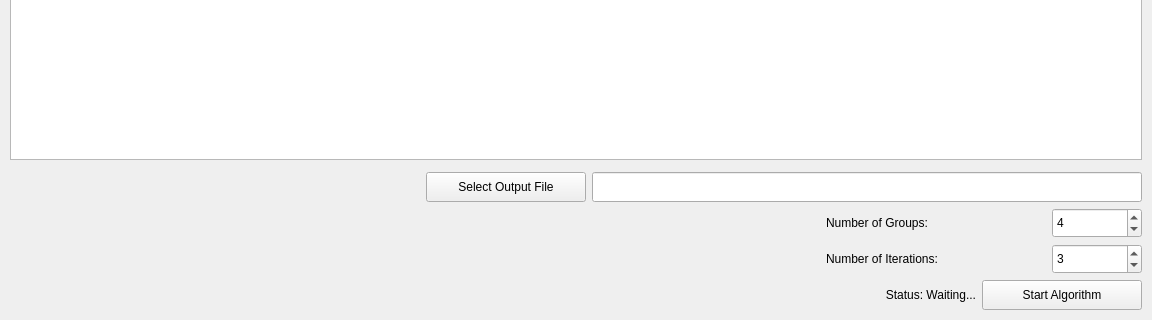
The window that assets/main_window.ui (Bensikrac/GroupGen) describes before a commit, drawn with Qt 5; both pictures show x 0 to 1152 and y 328 to 648 of the 1152 by 648 pixel window.
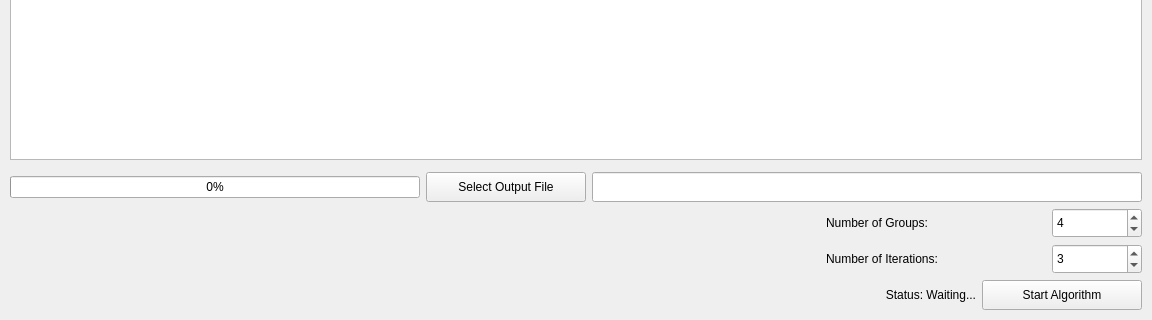
The same window after the commit. Custom widgets are drawn as their Qt base class.

Patch:
```diff
--- a/assets/main_window.ui
+++ b/assets/main_window.ui
@@ -254,7 +254,7 @@
     <item>
      <widget class="QWidget" name="output_picker_layout" native="true">
       <property name="sizePolicy">
-       <sizepolicy hsizetype="Fixed" vsizetype="Preferred">
+       <sizepolicy hsizetype="Expanding" vsizetype="Preferred">
         <horstretch>0</horstretch>
         <verstretch>0</verstretch>
        </sizepolicy>
@@ -310,6 +310,25 @@
          </property>
         </widget>
        </item>
+       <item>
+        <widget class="QProgressBar" name="output_progress">
+         <property name="enabled">
+          <bool>true</bool>
+         </property>
+         <property name="sizePolicy">
+          <sizepolicy hsizetype="Expanding" vsizetype="Fixed">
+           <horstretch>0</horstretch>
+           <verstretch>0</verstretch>
+          </sizepolicy>
+         </property>
+         <property name="layoutDirection">
+          <enum>Qt::LayoutDirection::LeftToRight</enum>
+         </property>
+         <property name="value">
+          <number>0</number>
+         </property>
+        </widget>
+       </item>
       </layout>
      </widget>
     </item>
```
Left out of the diff: 22 changed lines with no effect on the pictures.
